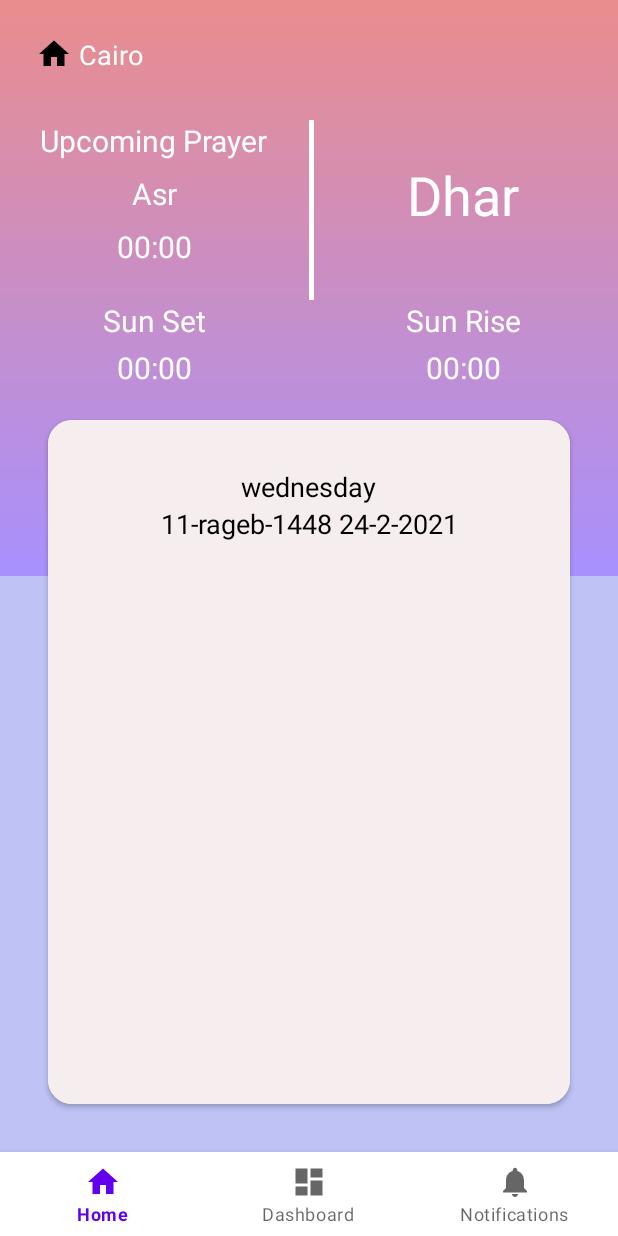
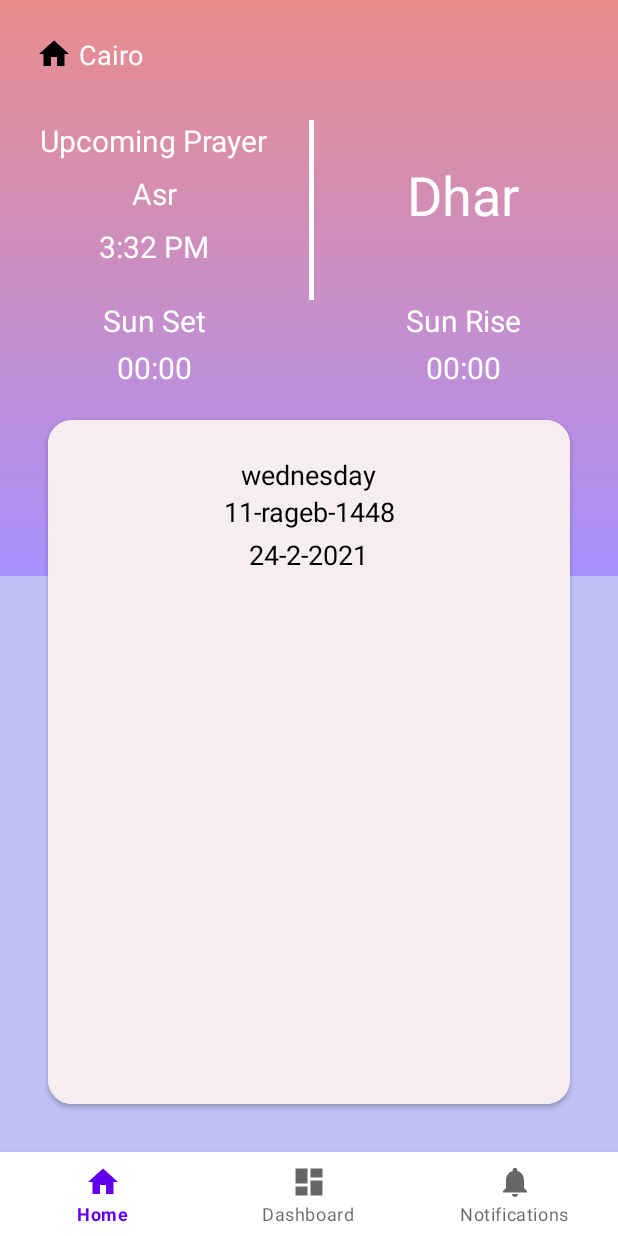
Before and after one commit to MotazAlbiruni/Prayer-Times, an Android app: the screen it shows after launch (MainActivity), on a phone screen of 412 x 824 dp. Run offline under Robolectric (Android 15) with nearby library versions, the phone set to English and light mode, and no system bars; our stand-ins replace Room's generated code, navigation-ui; 1 statement that could not run was skipped.

Commit message:
prayer-times edition 3

```diff
--- a/app/src/main/java/com/motazalbiruni/prayertimes/roomdatabase/PrayerRepository.java
+++ b/app/src/main/java/com/motazalbiruni/prayertimes/roomdatabase/PrayerRepository.java
@@ -28,6 +28,11 @@ public class PrayerRepository {
         return timingDao.getTimingById(id);
     }
 
+    //getNoteByDate
+    public LiveData<TimingEntity> getNoteByDate(final String readable){
+        return timingDao.getTimingByDate(readable);
+    }
+
     //insert
     public void insert(final TimingEntity entity){
         MyExecutor.getInstance().diskIO().execute(new Runnable() {
--- a/app/src/main/java/com/motazalbiruni/prayertimes/roomdatabase/TimingDao.java
+++ b/app/src/main/java/com/motazalbiruni/prayertimes/roomdatabase/TimingDao.java
@@ -18,6 +18,9 @@ public interface TimingDao {
     @Query("select * from timing_day where id= :id")
     LiveData<TimingEntity> getTimingById(int id);
 
+    @Query("select * from timing_day where dateReadable= :readable")
+    LiveData<TimingEntity> getTimingByDate(String readable);
+
     @Insert
     void insert(TimingEntity entity);
 
--- a/app/src/main/java/com/motazalbiruni/prayertimes/ui/home/HomeFragment.java
+++ b/app/src/main/java/com/motazalbiruni/prayertimes/ui/home/HomeFragment.java
@@ -1,6 +1,9 @@
 package com.motazalbiruni.prayertimes.ui.home;
 
+import android.os.Build;
 import android.os.Bundle;
+import android.text.format.DateFormat;
+import android.text.format.Time;
 import android.view.LayoutInflater;
 import android.view.View;
 import android.view.ViewGroup;
@@ -8,6 +11,7 @@ import android.widget.TextView;
 
 import androidx.annotation.NonNull;
 import androidx.annotation.Nullable;
+import androidx.annotation.RequiresApi;
 import androidx.fragment.app.Fragment;
 import androidx.lifecycle.Observer;
 import androidx.lifecycle.ViewModelProvider;
@@ -15,9 +19,20 @@ import androidx.lifecycle.ViewModelProvider;
 import com.motazalbiruni.prayertimes.R;
 import com.motazalbiruni.prayertimes.roomdatabase.TimingEntity;
 
+import java.text.ParseException;
+import java.text.SimpleDateFormat;
+import java.time.Duration;
+import java.time.LocalTime;
+import java.time.format.DateTimeFormatter;
+import java.util.Date;
+import java.util.TimeZone;
+import java.util.Timer;
+
 public class HomeFragment extends Fragment {
 
     private HomeViewModel homeViewModel;
+    private TextView textTodayDate, textSunRise ,textSunSet,
+            currentPrayer, textTodayHigri,textToday, textTimeLeft;
 
     public View onCreateView(@NonNull LayoutInflater inflater,
                              ViewGroup container, Bundle savedInstanceState) {
@@ -25,27 +40,89 @@ public class HomeFragment extends Fragment {
                 new ViewModelProvider(this).get(HomeViewModel.class);
         View root = inflater.inflate(R.layout.fragment_home, container, false);
 
-        final TextView textView = root.findViewById(R.id.text_currentPrayer);
-        final TextView textSunRise = root.findViewById(R.id.text_sunRiseTime);
-        final TextView textSunSet = root.findViewById(R.id.text_sunSetTime);
+        currentPrayer = root.findViewById(R.id.text_currentPrayer);
+        textSunRise = root.findViewById(R.id.text_sunRiseTime);
+        textSunSet = root.findViewById(R.id.text_sunSetTime);
+        textTodayDate = root.findViewById(R.id.text_todayDate);
+        textTodayHigri = root.findViewById(R.id.text_todayHigri);
+        textToday = root.findViewById(R.id.text_today);
+        textTimeLeft = root.findViewById(R.id.text_timeLeft);
 
         homeViewModel.getText().observe(getViewLifecycleOwner(), new Observer<String>() {
             @Override
             public void onChanged(@Nullable String s) {
-                textView.setText(s);
+                currentPrayer.setText(s);
             }
         });
-        homeViewModel.getTimingById(15).observe(getViewLifecycleOwner(), new Observer<TimingEntity>() {
+
+        return root;
+    }//end onCreateView()
+
+    @RequiresApi(api = Build.VERSION_CODES.O)
+    @Override
+    public void onViewCreated(@NonNull View view, @Nullable Bundle savedInstanceState) {
+        super.onViewCreated(view, savedInstanceState);
+        Date date = new Date();
+        String timeToday = (String) DateFormat.format("dd-MM-yyyy", date.getTime());
+
+        try {
+            String s = convertTime("15:15");
+            String next = findNext(s, "4:21 AM", "12:1 PM", "3:32 PM", "6:30 PM", "8:4 PM");
+            textTimeLeft.setText(next);
+        } catch (ParseException e) {
+            e.printStackTrace();
+        }
+
+        homeViewModel.getTimingByDate(timeToday).observe(getViewLifecycleOwner(), new Observer<TimingEntity>() {
             @Override
             public void onChanged(TimingEntity timingEntity) {
                 if (timingEntity != null){
-                    String sunRise = timingEntity.getSunRise();
-                    String sunSet = timingEntity.getSunSet();
+                    String sunRise = convertTime(timingEntity.getSunRise());
+                    String sunSet = convertTime(timingEntity.getSunSet()) ;
                     textSunRise.setText(sunRise);
                     textSunSet.setText(sunSet);
+                    textToday.setText(timingEntity.getDay());
+                    textTodayDate.setText(timingEntity.getDateReadable());
+                    textTodayHigri.setText(timingEntity.getDateHijri());
+                    textTodayDate.setText(timingEntity.getDateReadable());
+
                 }
             }
         });
-        return root;
-    }
-}
+    }//end onViewCreated()
+
+    public static String findNext(String current, String... times) throws ParseException {
+        SimpleDateFormat fmt = new SimpleDateFormat("hh:mm a");
+        fmt.setTimeZone(TimeZone.getTimeZone("UTC"));
+        long currentMillis = fmt.parse(current).getTime();
+
+        long bestMillis = 0, minMillis = 0;
+        String bestTime = null, minTime = null;
+
+        for (String time : times) {
+            long millis = fmt.parse(time).getTime();
+            if (millis >= currentMillis && (bestTime == null || millis < bestMillis)) {
+                bestMillis = millis;
+                bestTime = time;
+            }
+            if (minTime == null || millis < minMillis) {
+                minMillis = millis;
+                minTime = time;
+            }
+        }
+        return (bestTime != null ? bestTime : minTime);
+    }//end find Next()
+
+    public String convertTime(String time){
+        String timeConvert = "";
+        try {
+            final SimpleDateFormat sdf = new SimpleDateFormat("HH:mm");
+            final Date dateObj = sdf.parse(time);
+           timeConvert =  new SimpleDateFormat("hh:mm a").format(dateObj);
+        } catch (final ParseException e) {
+            e.printStackTrace();
+        }
+        return timeConvert;
+    }//end convertTime()
+
+}//end class
--- a/app/src/main/java/com/motazalbiruni/prayertimes/ui/home/HomeViewModel.java
+++ b/app/src/main/java/com/motazalbiruni/prayertimes/ui/home/HomeViewModel.java
@@ -52,6 +52,11 @@ public class HomeViewModel extends AndroidViewModel {
         return repository.getNoteById(id);
     }
 
+    //getNoteByDate
+    public LiveData<TimingEntity> getTimingByDate(String date){
+        return repository.getNoteByDate(date);
+    }
+
     //insert
     public void insert(TimingEntity timingEntity){
         repository.insert(timingEntity);
--- a/app/src/main/res/layout/fragment_home.xml
+++ b/app/src/main/res/layout/fragment_home.xml
@@ -170,21 +170,32 @@
                 android:layout_width="wrap_content"
                 android:layout_height="wrap_content"
                 android:layout_centerHorizontal="true"
-                android:layout_marginTop="16dp"
+                android:layout_marginTop="8dp"
                 android:gravity="center"
                 android:text="wednesday"
                 android:textColor="@color/black"
                 android:textSize="18sp" />
 
             <TextView
-                android:id="@+id/text_todayDate"
+                android:id="@+id/text_todayHigri"
                 android:layout_width="wrap_content"
                 android:layout_height="wrap_content"
                 android:layout_below="@id/text_today"
                 android:layout_centerHorizontal="true"
-                android:layout_marginBottom="16dp"
+                android:layout_marginBottom="4dp"
                 android:gravity="center"
-                android:text="11-rageb-1448 24-2-2021"
+                android:text="11-rageb-1448"
+                android:textColor="@color/black"
+                android:textSize="18sp" />
+            <TextView
+                android:id="@+id/text_todayDate"
+                android:layout_width="wrap_content"
+                android:layout_height="wrap_content"
+                android:layout_below="@id/text_todayHigri"
+                android:layout_centerHorizontal="true"
+                android:layout_marginBottom="8dp"
+                android:gravity="center"
+                android:text="24-2-2021"
                 android:textColor="@color/black"
                 android:textSize="18sp" />
 
```
Also changed, not shown: app/src/main/java/com/motazalbiruni/prayertimes/connecting/TimingsModel.java (+73 -3 lines), app/src/main/java/com/motazalbiruni/prayertimes/roomdatabase/PrayerDatabase.java (+4 -4 lines), app/src/main/java/com/motazalbiruni/prayertimes/ui/MyRecyclerAdaptor.java (added, +55 -0 lines), app/src/main/java/com/motazalbiruni/prayertimes/ui/PrayerTimes.java (added, +31 -0 lines), app/src/main/res/layout/item_prayer_times.xml (added, +41 -0 lines).
